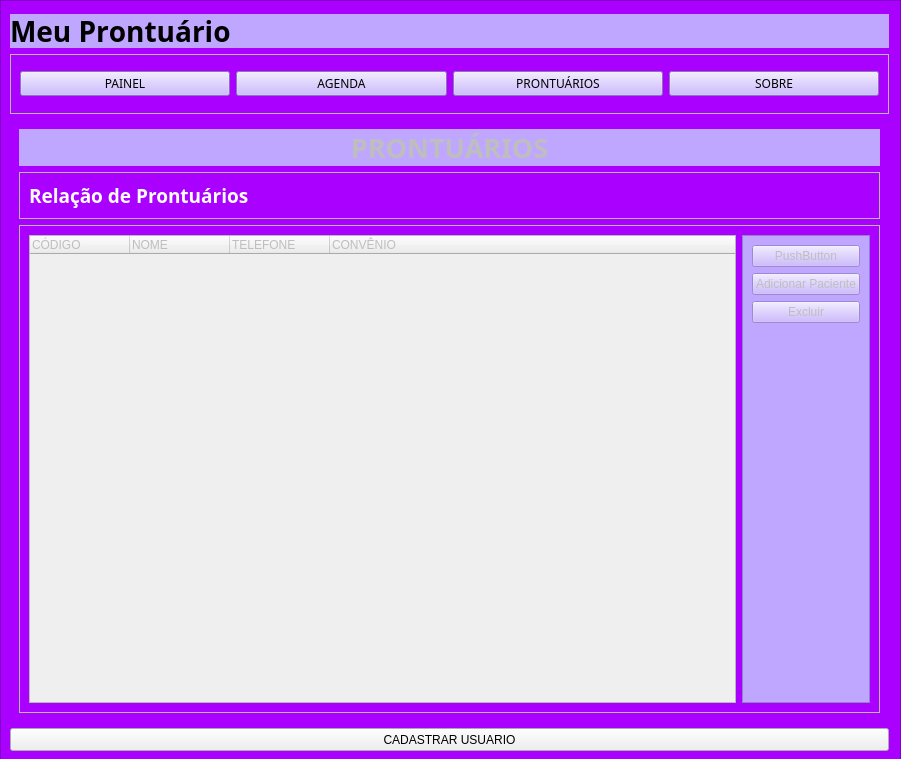
Old version of the form teste_interface.ui in the repository ianoli12/meu_prontuario.
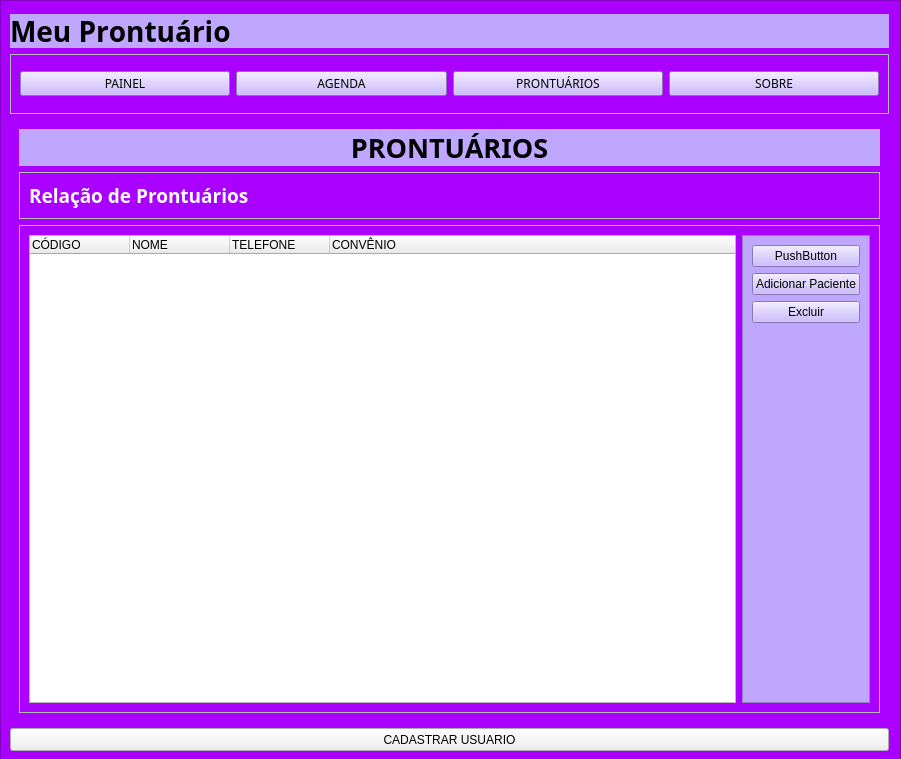
New version of the form. The open tabs and pages were chosen to show the change.

The edit to the form file:
```diff
--- a/teste_interface.ui
+++ b/teste_interface.ui
@@ -365,13 +365,13 @@
    <widget class="QWidget" name="pg_agenda"/>
    <widget class="QWidget" name="pg_prontuarios">
     <property name="enabled">
-     <bool>false</bool>
+     <bool>true</bool>
     </property>
     <layout class="QVBoxLayout" name="verticalLayout_5">
      <item>
       <widget class="QLabel" name="label_20">
        <property name="enabled">
-        <bool>false</bool>
+        <bool>true</bool>
        </property>
        <property name="sizePolicy">
         <sizepolicy hsizetype="Preferred" vsizetype="Fixed">
@@ -446,6 +446,9 @@
      </item>
      <item>
       <widget class="QFrame" name="frame_9">
+       <property name="enabled">
+        <bool>true</bool>
+       </property>
        <property name="frameShape">
         <enum>QFrame::StyledPanel</enum>
        </property>
@@ -456,7 +459,7 @@
         <item>
          <widget class="QTreeWidget" name="treeWidget">
           <property name="enabled">
-           <bool>false</bool>
+           <bool>true</bool>
           </property>
           <column>
            <property name="text">
@@ -483,7 +486,7 @@
         <item>
          <widget class="QFrame" name="frame_10">
           <property name="enabled">
-           <bool>false</bool>
+           <bool>true</bool>
           </property>
           <property name="sizePolicy">
            <sizepolicy hsizetype="Minimum" vsizetype="Preferred">
@@ -504,15 +507,21 @@
            <item>
             <widget class="QPushButton" name="pushButton_3">
              <property name="enabled">
-              <bool>false</bool>
+              <bool>true</bool>
              </property>
              <property name="text">
               <string>PushButton</string>
              </property>
+             <property name="checkable">
+              <bool>false</bool>
+             </property>
             </widget>
            </item>
            <item>
             <widget class="QPushButton" name="pushButton">
+             <property name="enabled">
+              <bool>true</bool>
+             </property>
              <property name="sizePolicy">
               <sizepolicy hsizetype="Minimum" vsizetype="Fixed">
                <horstretch>0</horstretch>
@@ -526,6 +535,9 @@
            </item>
            <item>
             <widget class="QPushButton" name="pushButton_2">
+             <property name="enabled">
+              <bool>true</bool>
+             </property>
              <property name="styleSheet">
               <string notr="true"/>
              </property>
@@ -536,6 +548,9 @@
            </item>
            <item>
             <spacer name="verticalSpacer">
+             <property name="enabled">
+              <bool>true</bool>
+             </property>
              <property name="orientation">
               <enum>Qt::Vertical</enum>
              </property>
@@ -803,6 +818,9 @@
    </widget>
   </widget>
   <widget class="QFrame" name="frame_4">
+   <property name="enabled">
+    <bool>true</bool>
+   </property>
    <property name="geometry">
     <rect>
      <x>0</x>
```
Left out of the diff: 15 changed lines with no effect on the pictures.
